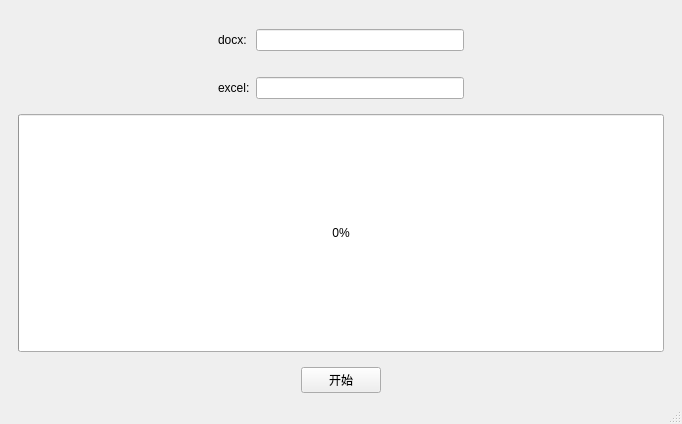
The window that qt/UI_Obj/mainwindow.ui (ChunhuaLU-Make/QtUi) describes before a commit, drawn with Qt 5.
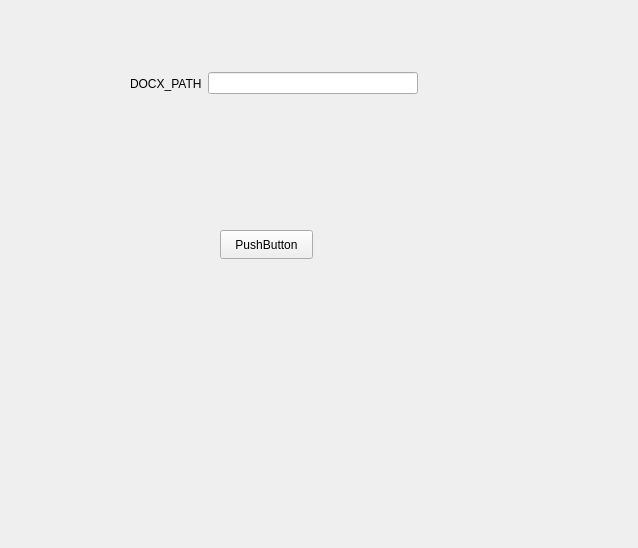
The same window after the commit. Icons and pictures are not drawn.

Commit message: 界面制作还不行，有待提高

```diff
--- a/qt/UI_Obj/mainwindow.ui
+++ b/qt/UI_Obj/mainwindow.ui
@@ -6,8 +6,8 @@
    <rect>
     <x>0</x>
     <y>0</y>
-    <width>682</width>
-    <height>424</height>
+    <width>638</width>
+    <height>548</height>
    </rect>
   </property>
   <property name="sizePolicy">
@@ -32,213 +32,42 @@
    <string>登录界面</string>
   </property>
   <widget class="QWidget" name="centralwidget">
-   <layout class="QVBoxLayout" name="verticalLayout">
-    <item>
-     <spacer name="verticalSpacer">
-      <property name="orientation">
-       <enum>Qt::Vertical</enum>
-      </property>
-      <property name="sizeType">
-       <enum>QSizePolicy::Fixed</enum>
-      </property>
-      <property name="sizeHint" stdset="0">
-       <size>
-        <width>20</width>
-        <height>20</height>
-       </size>
-      </property>
-     </spacer>
-    </item>
-    <item>
-     <widget class="QWidget" name="widget_2" native="true">
-      <property name="sizePolicy">
-       <sizepolicy hsizetype="Preferred" vsizetype="Fixed">
-        <horstretch>0</horstretch>
-        <verstretch>0</verstretch>
-       </sizepolicy>
-      </property>
-      <layout class="QGridLayout" name="gridLayout">
-       <property name="leftMargin">
-        <number>0</number>
+   <widget class="QWidget" name="widget" native="true">
+    <property name="geometry">
+     <rect>
+      <x>130</x>
+      <y>60</y>
+      <width>288</width>
+      <height>47</height>
+     </rect>
+    </property>
+    <layout class="QHBoxLayout" name="horizontalLayout">
+     <item>
+      <widget class="QLabel" name="label">
+       <property name="text">
+        <string>DOCX_PATH</string>
        </property>
-       <property name="topMargin">
-        <number>0</number>
-       </property>
-       <property name="rightMargin">
-        <number>0</number>
-       </property>
-       <property name="bottomMargin">
-        <number>0</number>
-       </property>
-       <item row="0" column="0">
-        <spacer name="horizontalSpacer">
-         <property name="orientation">
-          <enum>Qt::Horizontal</enum>
-         </property>
-         <property name="sizeHint" stdset="0">
-          <size>
-           <width>10</width>
-           <height>20</height>
-          </size>
-         </property>
-        </spacer>
-       </item>
-       <item row="0" column="3">
-        <spacer name="horizontalSpacer_5">
-         <property name="orientation">
-          <enum>Qt::Horizontal</enum>
-         </property>
-         <property name="sizeHint" stdset="0">
-          <size>
-           <width>10</width>
-           <height>20</height>
-          </size>
-         </property>
-        </spacer>
-       </item>
-       <item row="0" column="2">
-        <widget class="QLineEdit" name="lineEdit_2">
-         <property name="echoMode">
-          <enum>QLineEdit::Normal</enum>
-         </property>
-        </widget>
-       </item>
-       <item row="2" column="2">
-        <widget class="QLineEdit" name="lineEdit">
-         <property name="echoMode">
-          <enum>QLineEdit::Password</enum>
-         </property>
-        </widget>
-       </item>
-       <item row="2" column="1">
-        <widget class="QLabel" name="label_2">
-         <property name="text">
-          <string>excel:</string>
-         </property>
-        </widget>
-       </item>
-       <item row="0" column="1">
-        <widget class="QLabel" name="label">
-         <property name="text">
-          <string>docx:</string>
-         </property>
-        </widget>
-       </item>
-       <item row="1" column="2">
-        <spacer name="verticalSpacer_2">
-         <property name="orientation">
-          <enum>Qt::Vertical</enum>
-         </property>
-         <property name="sizeHint" stdset="0">
-          <size>
-           <width>20</width>
-           <height>20</height>
-          </size>
-         </property>
-        </spacer>
-       </item>
-      </layout>
-     </widget>
-    </item>
-    <item>
-     <widget class="QWidget" name="widget_3" native="true">
-      <layout class="QVBoxLayout" name="verticalLayout_2">
-       <item>
-        <widget class="QProgressBar" name="progressBar">
-         <property name="sizePolicy">
-          <sizepolicy hsizetype="Expanding" vsizetype="Expanding">
-           <horstretch>0</horstretch>
-           <verstretch>0</verstretch>
-          </sizepolicy>
-         </property>
-         <property name="value">
-          <number>0</number>
-         </property>
-        </widget>
-       </item>
-      </layout>
-     </widget>
-    </item>
-    <item>
-     <widget class="QWidget" name="widget" native="true">
-      <property name="sizePolicy">
-       <sizepolicy hsizetype="Preferred" vsizetype="Fixed">
-        <horstretch>0</horstretch>
-        <verstretch>0</verstretch>
-       </sizepolicy>
-      </property>
-      <layout class="QHBoxLayout" name="horizontalLayout">
-       <property name="leftMargin">
-        <number>0</number>
-       </property>
-       <property name="topMargin">
-        <number>0</number>
-       </property>
-       <property name="rightMargin">
-        <number>0</number>
-       </property>
-       <property name="bottomMargin">
-        <number>0</number>
-       </property>
-       <item>
-        <spacer name="horizontalSpacer_2">
-         <property name="orientation">
-          <enum>Qt::Horizontal</enum>
-         </property>
-         <property name="sizeHint" stdset="0">
-          <size>
-           <width>40</width>
-           <height>20</height>
-          </size>
-         </property>
-        </spacer>
-       </item>
-       <item>
-        <widget class="QPushButton" name="pushButton">
-         <property name="text">
-          <string>开始</string>
-         </property>
-         <property name="icon">
-          <iconset resource="Res.qrc">
-           <normaloff>:/ui_picture/dog.png</normaloff>:/ui_picture/dog.png</iconset>
-         </property>
-         <property name="iconSize">
-          <size>
-           <width>40</width>
-           <height>40</height>
-          </size>
-         </property>
-        </widget>
-       </item>
-       <item>
-        <spacer name="horizontalSpacer_3">
-         <property name="orientation">
-          <enum>Qt::Horizontal</enum>
-         </property>
-         <property name="sizeHint" stdset="0">
-          <size>
-           <width>40</width>
-           <height>20</height>
-          </size>
-         </property>
-        </spacer>
-       </item>
-      </layout>
-     </widget>
-    </item>
-   </layout>
+      </widget>
+     </item>
+     <item>
+      <widget class="QLineEdit" name="lineEdit"/>
+     </item>
+    </layout>
+   </widget>
+   <widget class="QPushButton" name="pushButton">
+    <property name="geometry">
+     <rect>
+      <x>220</x>
+      <y>230</y>
+      <width>93</width>
+      <height>29</height>
+     </rect>
+    </property>
+    <property name="text">
+     <string>PushButton</string>
+    </property>
+   </widget>
   </widget>
-  <widget class="QMenuBar" name="menubar">
-   <property name="geometry">
-    <rect>
-     <x>0</x>
-     <y>0</y>
-     <width>682</width>
-     <height>26</height>
-    </rect>
-   </property>
-  </widget>
-  <widget class="QStatusBar" name="statusbar"/>
  </widget>
  <resources>
   <include location="Res.qrc"/>
```
Left out of the diff: 4 changed lines with no effect on the pictures. The commit also changes 2 other files.
